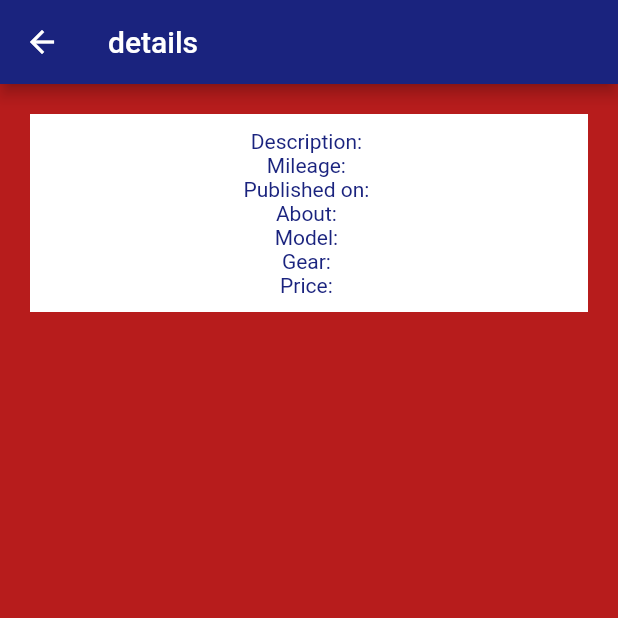
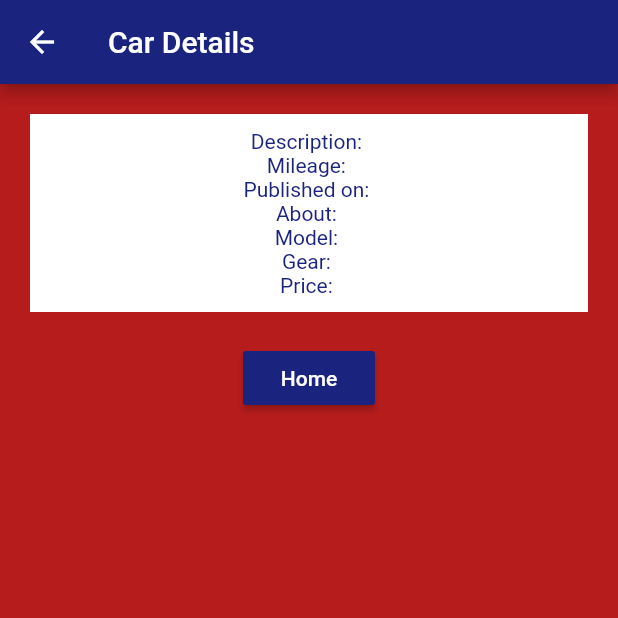
Before and after one commit to Kucun300/car_market, a Flutter app: the detailes screen opened directly with empty values, on a phone screen of 412 x 824 dp, the top half of it. Run offline on Flutter 3.47's test engine with Material 2 defaults, Android fonts, the phone set to English and light mode, and no system bars.

Commit message:
Update detailes.dart
adding home button

```diff
--- a/lib/detailes.dart
+++ b/lib/detailes.dart
@@ -1,3 +1,4 @@
+import 'package:car_market/Home.dart';
 import 'package:flutter/material.dart';
 import 'models/Model.dart';
 
@@ -14,7 +15,7 @@ class _detailesState extends State<detailes> {
   Widget build(BuildContext context) {
     return Scaffold(
       appBar: AppBar(
-        title: Text('details'),
+        title: Text('Car Details'),
         backgroundColor: Colors.indigo[900],
       ),
       body: Container(
@@ -42,6 +43,16 @@ class _detailesState extends State<detailes> {
               SizedBox(
                 height: 20,
               ),
+              RaisedButton(
+              color: Colors.indigo[900],
+              child: Text('Home', style: TextStyle(color: Colors.white),),
+              onPressed: () {
+                Navigator.push(context, MaterialPageRoute(builder: (context) {
+                  return Home();
+                })
+                );
+              }
+              )
             ],
           ),
         ),
```
